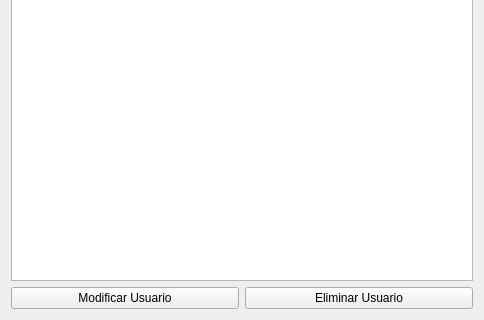
First picture: the form in src/vista/ui/GestionUsu.ui, repository OscaarMG/campasgym, before the edit; both pictures show x 0 to 484 and y 221 to 541 of the 484 by 541 pixel window.
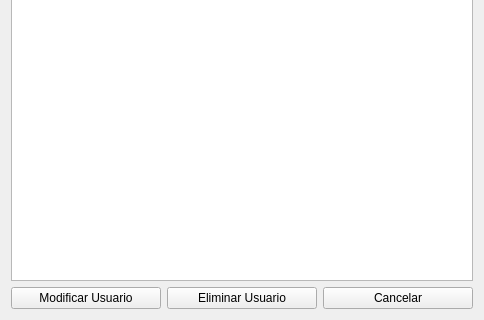
Second picture: the form after the edit.

What changed in the file:
```diff
--- a/src/vista/ui/GestionUsu.ui
+++ b/src/vista/ui/GestionUsu.ui
@@ -37,6 +37,13 @@
        </property>
       </widget>
      </item>
+     <item>
+      <widget class="QPushButton" name="btnCancelar">
+       <property name="text">
+        <string>Cancelar</string>
+       </property>
+      </widget>
+     </item>
     </layout>
    </item>
   </layout>
```
